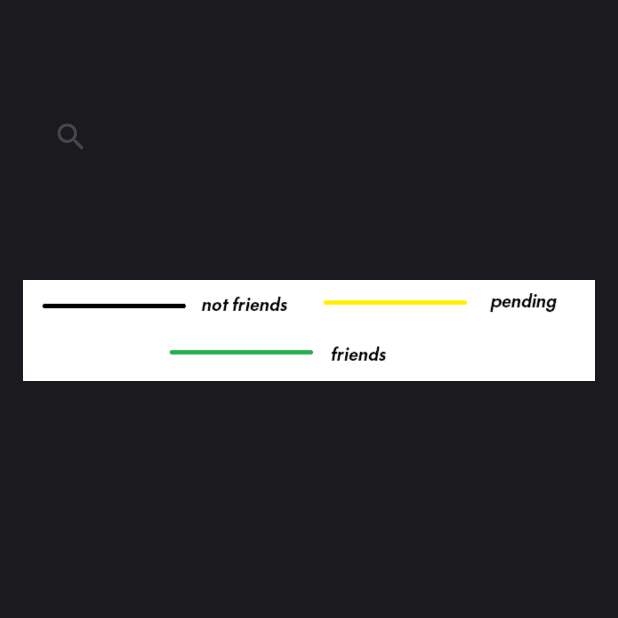
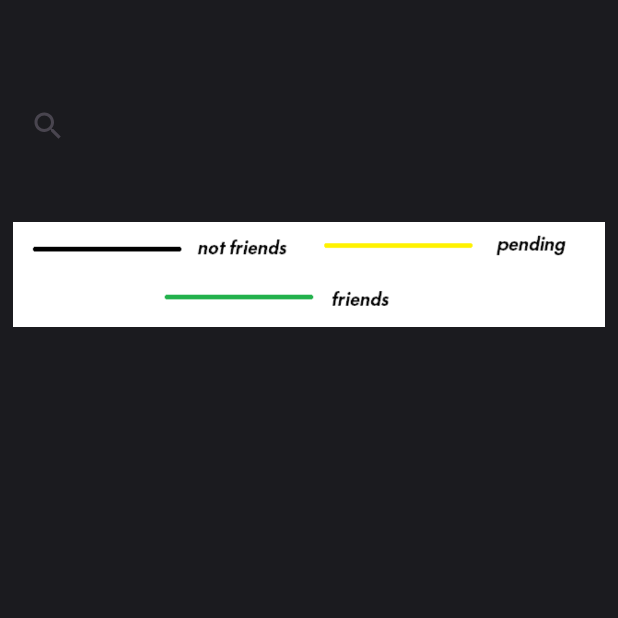
Before and after one commit to diniscarvalho19/WhatsNext, an Android app: the fragment CommunityFragment shown on its own in the app's theme, on a phone screen of 412 x 824 dp, the top half of it. Run offline under Robolectric (Android 15) with nearby library versions, the phone set to English and light mode, and no system bars; our stand-ins replace Firebase (no records; nobody signed in at launch, a user with empty details on screens opened directly).

Commit message:
layout changes

```diff
--- a/app/src/main/res/layout/fragment_community.xml
+++ b/app/src/main/res/layout/fragment_community.xml
@@ -5,22 +5,21 @@
     android:layout_width="match_parent"
     android:layout_height="match_parent"
     android:orientation="vertical"
-    android:padding="15dp"
+    android:padding="8dp"
     tools:context=".CommunityFragment"
     style= "@style/GeneralTheme">
 
     <androidx.appcompat.widget.SearchView
         android:id="@+id/searchView"
-        android:layout_width="363dp"
+        android:layout_width="fill_parent"
         android:layout_height="wrap_content"
-        android:layout_margin="8dp"
         android:queryHint="Search here...">
 
     </androidx.appcompat.widget.SearchView>
 
     <androidx.recyclerview.widget.RecyclerView
         android:id="@+id/recyclerView"
-        android:layout_width="409dp"
+        android:layout_width="fill_parent"
         android:layout_height="wrap_content"/>
 
     <ImageView
@@ -31,7 +30,17 @@
         android:id="@+id/imageView3"
         android:layout_width="match_parent"
         android:layout_height="wrap_content"
-        android:src="@drawable/descripo" />
+        android:src="@drawable/descripo"
+        android:adjustViewBounds='true'/>
+
+    <androidx.constraintlayout.widget.ConstraintLayout
+        android:layout_width="fill_parent"
+        android:layout_height="wrap_content"
+        >
+        text
+
+
+    </androidx.constraintlayout.widget.ConstraintLayout>
 
 
 </LinearLayout>
--- a/app/src/main/res/layout/fragment_main_page.xml
+++ b/app/src/main/res/layout/fragment_main_page.xml
@@ -4,7 +4,8 @@
     xmlns:tools="http://schemas.android.com/tools"
     android:layout_width="match_parent"
     android:layout_height="match_parent"
-    tools:context=".MainPageFragment">
+    tools:context=".MainPageFragment"
+    android:padding="8dp">
 
 
     <androidx.appcompat.widget.SearchView
@@ -22,7 +23,7 @@
 
     <androidx.recyclerview.widget.RecyclerView
         android:id="@+id/recyclerView"
-        android:layout_width="409dp"
+        android:layout_width="fill_parent"
         android:layout_height="wrap_content"
         app:layout_constraintBottom_toBottomOf="parent"
         app:layout_constraintEnd_toEndOf="parent"
```
Also changed, not shown: app/src/main/res/layout/fragment_groups.xml (+11 -5 lines).
